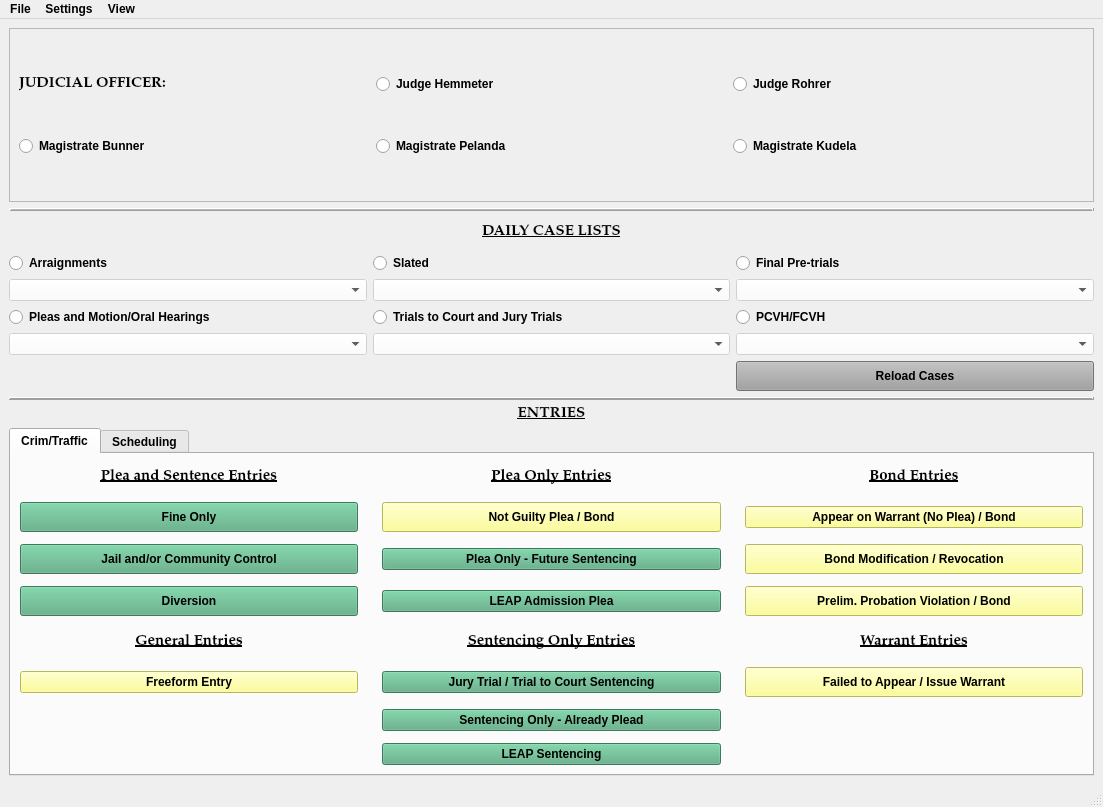
HunterProgram22/MuniEntry, file package/views/ui/MainWindow.ui: the form before one commit.
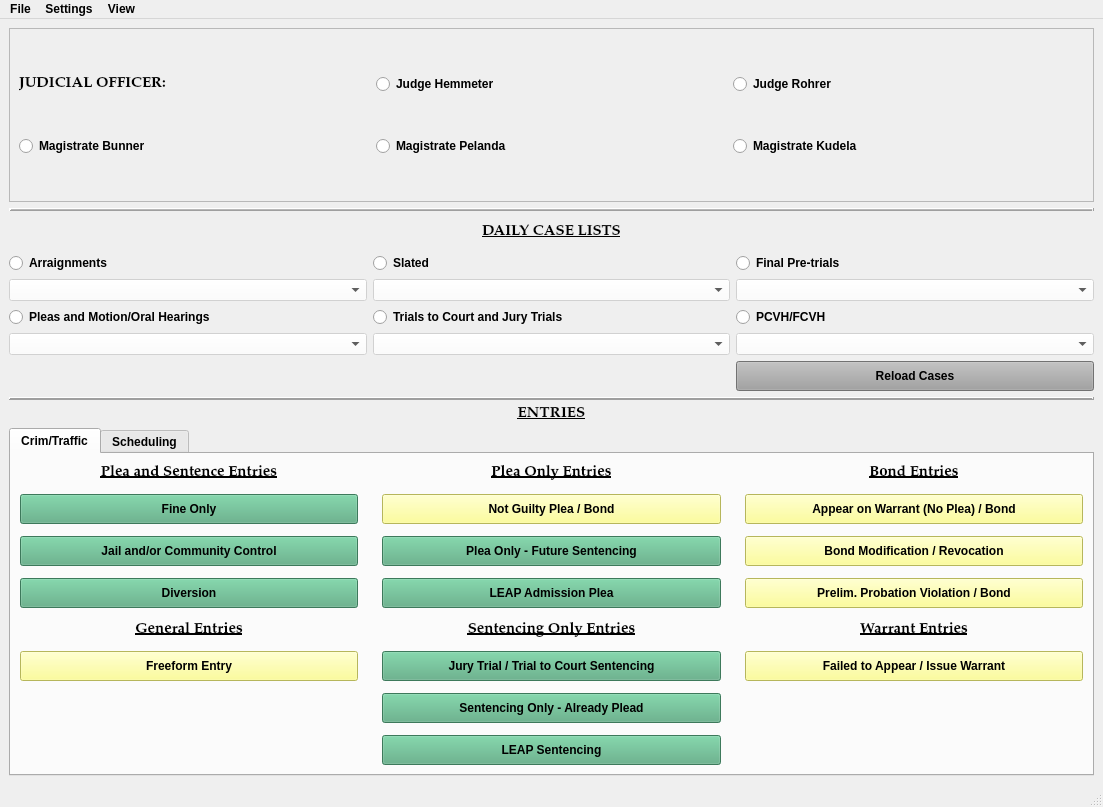
The form after the commit. Custom widgets are drawn as their Qt base class.

Diff of the .ui file:
```diff
--- a/package/views/ui/MainWindow.ui
+++ b/package/views/ui/MainWindow.ui
@@ -37,7 +37,7 @@
   <widget class="QWidget" name="centralwidget">
    <layout class="QGridLayout" name="gridLayout_6">
     <item row="0" column="0">
-     <layout class="QGridLayout" name="gridLayout_5" rowstretch="1,1,1,1,0,2,0,0">
+     <layout class="QGridLayout" name="gridLayout_5" rowstretch="1,1,1,1,0,2">
       <item row="0" column="0">
        <layout class="QGridLayout" name="judicial_officer_gridLayout">
         <item row="0" column="0">
@@ -338,6 +338,12 @@
           </property>
           <item row="3" column="1">
            <widget class="QPushButton" name="LeapAdmissionButton">
+            <property name="minimumSize">
+             <size>
+              <width>120</width>
+              <height>30</height>
+             </size>
+            </property>
             <property name="styleSheet">
              <string notr="true">background-color: rgb(85, 170, 127);</string>
             </property>
@@ -436,6 +442,12 @@
           </item>
           <item row="2" column="1">
            <widget class="QPushButton" name="PleaOnlyButton">
+            <property name="minimumSize">
+             <size>
+              <width>120</width>
+              <height>30</height>
+             </size>
+            </property>
             <property name="styleSheet">
              <string notr="true">background-color: rgb(85, 170, 127);</string>
             </property>
@@ -478,6 +490,12 @@
           </item>
           <item row="7" column="1">
            <widget class="QPushButton" name="LeapSentencingButton">
+            <property name="minimumSize">
+             <size>
+              <width>120</width>
+              <height>30</height>
+             </size>
+            </property>
             <property name="styleSheet">
              <string notr="true">background-color: rgb(85, 170, 127);</string>
             </property>
@@ -488,6 +506,12 @@
           </item>
           <item row="1" column="2">
            <widget class="QPushButton" name="NoPleaBondButton">
+            <property name="minimumSize">
+             <size>
+              <width>120</width>
+              <height>30</height>
+             </size>
+            </property>
             <property name="styleSheet">
              <string notr="true">background-color: rgb(255, 255, 127);</string>
             </property>
@@ -518,6 +542,12 @@
           </item>
           <item row="5" column="1">
            <widget class="QPushButton" name="TrialSentencingButton">
+            <property name="minimumSize">
+             <size>
+              <width>120</width>
+              <height>30</height>
+             </size>
+            </property>
             <property name="styleSheet">
              <string notr="true">background-color: rgb(85, 170, 127);</string>
             </property>
@@ -600,6 +630,12 @@
           </item>
           <item row="6" column="1">
            <widget class="QPushButton" name="SentencingOnlyButton">
+            <property name="minimumSize">
+             <size>
+              <width>120</width>
+              <height>30</height>
+             </size>
+            </property>
             <property name="styleSheet">
              <string notr="true">background-color: rgb(85, 170, 127);</string>
             </property>
@@ -630,6 +666,12 @@
           </item>
           <item row="5" column="0">
            <widget class="QPushButton" name="FreeformEntryButton">
+            <property name="minimumSize">
+             <size>
+              <width>120</width>
+              <height>30</height>
+             </size>
+            </property>
             <property name="styleSheet">
              <string notr="true">background-color: rgb(255, 255, 127);</string>
             </property>
```
